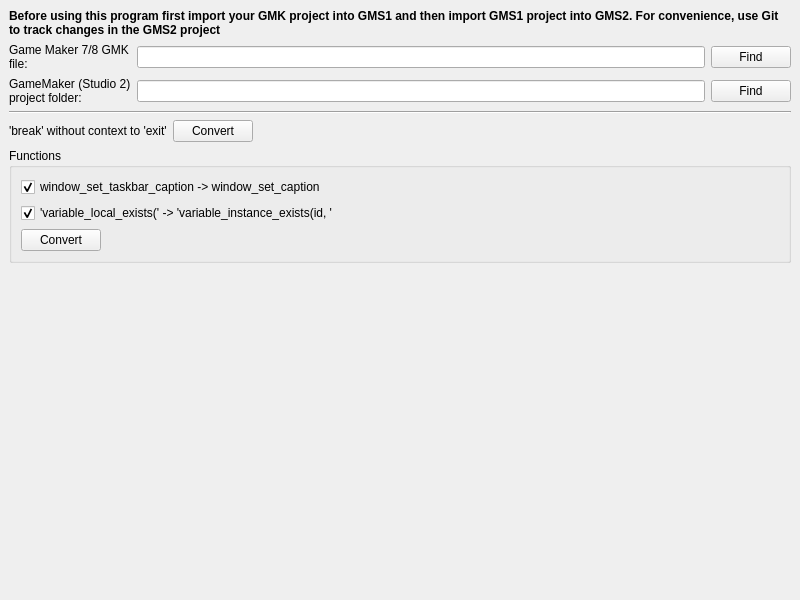
First picture: the form in src/mainwindow.ui, repository 3dproger/GameMakerLegacyHelper, before the edit.
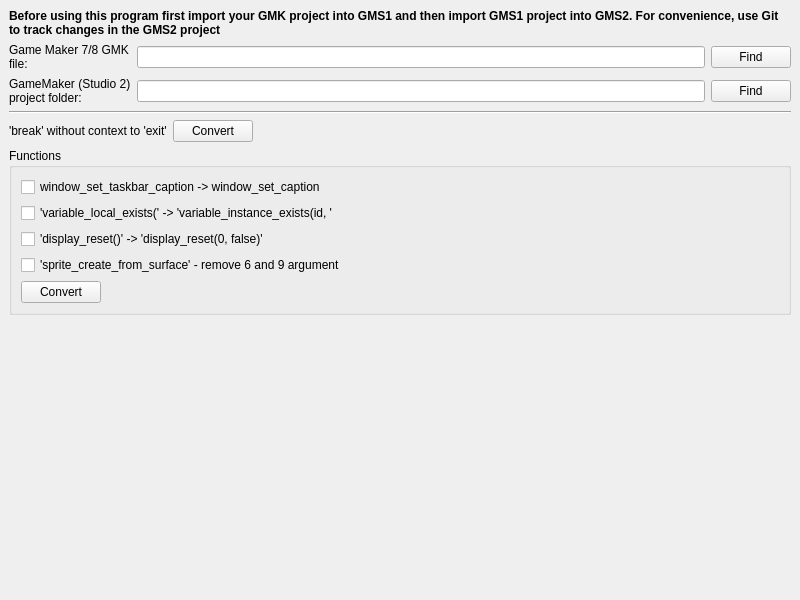
Second picture: the form after the edit.

```diff
--- a/src/mainwindow.ui
+++ b/src/mainwindow.ui
@@ -140,9 +140,6 @@
            <property name="text">
             <string>window_set_taskbar_caption -&gt; window_set_caption</string>
            </property>
-           <property name="checked">
-            <bool>true</bool>
-           </property>
           </widget>
          </item>
          <item>
@@ -150,8 +147,19 @@
            <property name="text">
             <string>'variable_local_exists(' -&gt; 'variable_instance_exists(id, '</string>
            </property>
-           <property name="checked">
-            <bool>true</bool>
+          </widget>
+         </item>
+         <item>
+          <widget class="QCheckBox" name="checkBoxDisplayReset">
+           <property name="text">
+            <string>'display_reset()' -&gt; 'display_reset(0, false)'</string>
+           </property>
+          </widget>
+         </item>
+         <item>
+          <widget class="QCheckBox" name="checkBoxSpriteCreateFromSurface">
+           <property name="text">
+            <string>'sprite_create_from_surface' - remove 6 and 9 argument</string>
            </property>
           </widget>
          </item>
```
